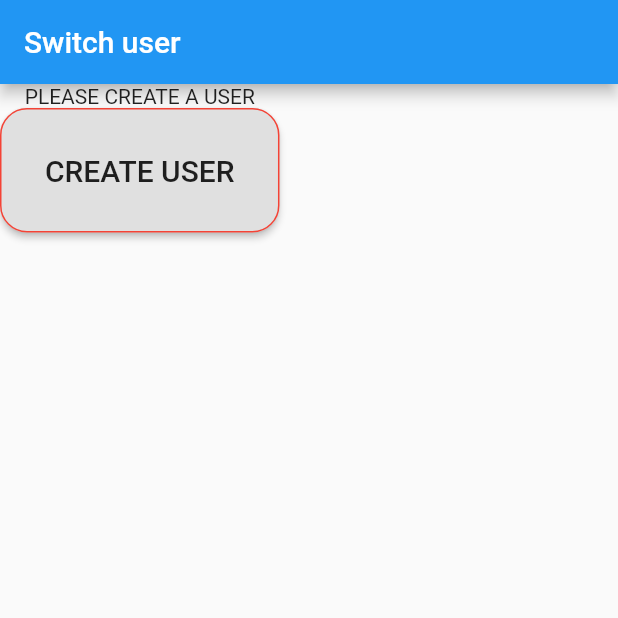
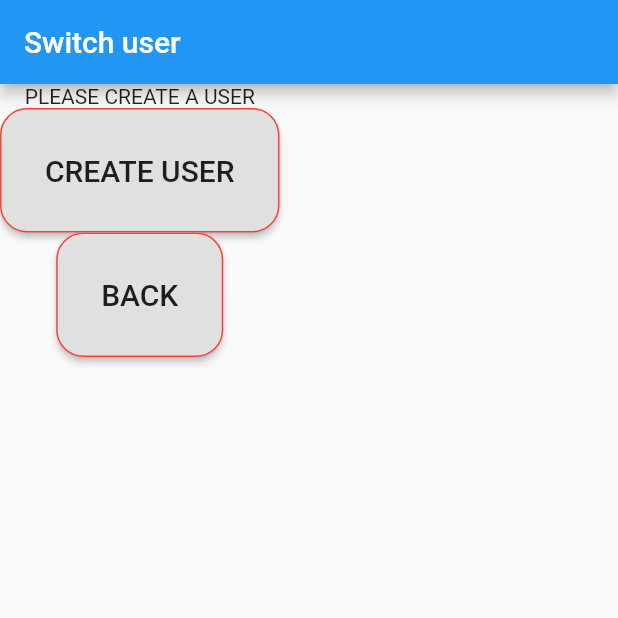
Before and after one commit to jacosdin9/Prescription-management-app, a Flutter app: the screen it shows after launch, in the side drawer, after a tap on "Switch user", on a phone screen of 412 x 824 dp, the top half of it. Run offline on Flutter 3.47's test engine with Material 2 defaults, Android fonts, the phone set to English and light mode, and no system bars; our stand-ins replace cloud_firestore, device_info, firebase_auth, firebase_core, table_calendar; accounts and stored records are empty.

Commit message:
tidy up, back button created in switch patient, create controlled patient added

```diff
--- a/project/lib/authentication_files/authentication.dart
+++ b/project/lib/authentication_files/authentication.dart
@@ -1,4 +1,5 @@
 import 'package:firebase_auth/firebase_auth.dart';
+import 'package:project/main_backend/mainArea.dart';
 
 class AuthenticationService {
   final FirebaseAuth fbAuth;
@@ -20,6 +21,7 @@ class AuthenticationService {
   Future<String> signIn({String email, String password}) async{
     try {
       await fbAuth.signInWithEmailAndPassword(email: email, password: password);
+      User fbUser = FirebaseAuth.instance.currentUser;
       return "Signed in!";
     }
     on FirebaseAuthException catch(e) {
@@ -38,6 +40,7 @@ class AuthenticationService {
   }
 
   Future<void> signOut() async {
+    print("user: " + fbUser.uid);
     await fbAuth.signOut();
   }
 
--- a/project/lib/authentication_files/signUpPage.dart
+++ b/project/lib/authentication_files/signUpPage.dart
@@ -110,7 +110,7 @@ class SignUpPage extends StatelessWidget {
                 onPressed: () {
                   Navigator.push(
                     context,
-                    MaterialPageRoute(builder: (context) => MainArea(signedInBool, fbUser)),
+                    MaterialPageRoute(builder: (context) => MainArea()),
                   );
                 },
               ),
--- a/project/lib/main_backend/main.dart
+++ b/project/lib/main_backend/main.dart
@@ -13,7 +13,7 @@ class StartApp extends StatelessWidget{
   @override
   Widget build(BuildContext context) {
     return MaterialApp(
-      home: MainArea(signedInBool,fbUser),
+      home: MainArea(),
     );
   }
 
--- a/project/lib/main_backend/mainArea.dart
+++ b/project/lib/main_backend/mainArea.dart
@@ -11,25 +11,18 @@ import 'package:project/prescriptions_files/prescriptions.dart';
 import 'package:project/authentication_files/authentication.dart';
 import 'package:provider/provider.dart';
 
-bool signedInBool = false;
 User fbUser;
 String deviceID = "";
 String currentPatientID = "";
 
 class MainArea extends StatefulWidget {
-  final bool _signedInBool;
-  final User _fbUser;
-
-  MainArea(this._signedInBool, this._fbUser);
 
   @override
-  _MainAreaState createState() => _MainAreaState(_signedInBool, _fbUser);
+  _MainAreaState createState() => _MainAreaState();
 }
 
 class _MainAreaState extends State<MainArea> {
-  bool _signedInBool;
-  User _fbUser;
-  _MainAreaState(this._signedInBool, this._fbUser);
+  _MainAreaState();
 
   int _currentIndex = 1;
   final List<Widget> _children = [
@@ -42,6 +35,7 @@ class _MainAreaState extends State<MainArea> {
   initState() {
     super.initState();
     initialiseDeviceID();
+    fbUser = FirebaseAuth.instance.currentUser;
   }
 
   @override
@@ -52,7 +46,7 @@ class _MainAreaState extends State<MainArea> {
       ),
       home: Scaffold(
         appBar: AppBar(
-          title: signedInBool == false ? Text('PRESCRIPTION MANAGEMENT') : Text("LOGGED IN AS: " + (fbUser.isAnonymous==false ? fbUser.email.toString() : "GUEST")),
+          title: fbUser == null ? Text('PRESCRIPTION MANAGEMENT') : Text("LOGGED IN AS: " + fbUser.email.toString()),
         ),
 
         //DRAWER MENU
@@ -86,7 +80,7 @@ class _MainAreaState extends State<MainArea> {
               ),
 
               //if not signed in, show sign in button and if signed in, show sign out button.
-              signedInBool == false ?
+              fbUser == null ?
               ListTile(
                 onTap: () {
                   Navigator.push(
@@ -100,12 +94,17 @@ class _MainAreaState extends State<MainArea> {
               ListTile(
                 onTap: () {
                   context.read<AuthenticationService>().signOut();
+                  currentPatientID = "";
+                  Navigator.push(
+                    context,
+                    MaterialPageRoute(builder: (context) => LogInPageRedirect()),
+                  );
                 },
                 leading: Icon(Icons.logout),
                 title: Text('Log out'),
               ),
 
-              //Choose a patient (offline)
+              //Choose a patient
               ListTile(
                 onTap: () {
                   Navigator.push(
--- a/project/lib/patient_files/changeUser.dart
+++ b/project/lib/patient_files/changeUser.dart
@@ -7,14 +7,20 @@ import 'createUser.dart';
 class ChangeUserPage extends StatelessWidget{
   @override
   Widget build(BuildContext context) {
-    CollectionReference localPatientsRef = FirebaseFirestore.instance.collection('devices').doc(deviceID).collection('patients');
+
+    //if logged in, show carer's assignedPatients list. else show local device's patients.
+    CollectionReference patientsIdList = fbUser != null ?
+    FirebaseFirestore.instance.collection('carers').doc(fbUser.uid).collection('assignedPatients')
+        :
+    FirebaseFirestore.instance.collection('devices').doc(deviceID).collection('patients')
+    ;
     return MaterialApp(
       home: Scaffold(
         appBar: AppBar(
           title: Text("Switch user"),
         ),
         body: StreamBuilder<QuerySnapshot>(
-          stream: localPatientsRef.snapshots(),
+          stream: patientsIdList.snapshots(),
           builder: (BuildContext context, AsyncSnapshot<QuerySnapshot> snapshot) {
 
             //IF THERE'S AN ERROR:
@@ -54,7 +60,7 @@ class ChangeUserPage extends StatelessWidget{
                                         currentPatientID = results[index].id;
                                         Navigator.push(
                                           context,
-                                          MaterialPageRoute(builder: (context) => MainArea(signedInBool, fbUser)),
+                                          MaterialPageRoute(builder: (context) => MainArea()),
                                         );
                                       },
                                       child: Container(
@@ -91,6 +97,26 @@ class ChangeUserPage extends StatelessWidget{
                       ),
                     ),
                   ),
+
+                  RaisedButton(
+                    shape: RoundedRectangleBorder(
+                      borderRadius: BorderRadius.circular(18.0),
+                      side: BorderSide(color: Colors.red),
+                    ),
+                    padding: EdgeInsets.fromLTRB(30, 30, 30, 30),
+                    onPressed: () {
+                      Navigator.push(
+                        context,
+                        MaterialPageRoute(builder: (context) => MainArea()),
+                      );
+                    },
+                    child: Text(
+                      "BACK",
+                      style: TextStyle(
+                        fontSize: 20,
+                      ),
+                    ),
+                  ),
                 ]
               ) :
                 Column(
@@ -115,6 +141,26 @@ class ChangeUserPage extends StatelessWidget{
                         ),
                       ),
                     ),
+
+                    RaisedButton(
+                      shape: RoundedRectangleBorder(
+                        borderRadius: BorderRadius.circular(18.0),
+                        side: BorderSide(color: Colors.red),
+                      ),
+                      padding: EdgeInsets.fromLTRB(30, 30, 30, 30),
+                      onPressed: () {
+                        Navigator.push(
+                          context,
+                          MaterialPageRoute(builder: (context) => MainArea()),
+                        );
+                      },
+                      child: Text(
+                        "BACK",
+                        style: TextStyle(
+                          fontSize: 20,
+                        ),
+                      ),
+                    ),
                   ],
                 );
           }
```
Also changed, not shown: project/lib/authentication_files/logInPage.dart (+2 -19 lines), project/lib/authentication_files/logInPageRedirect.dart (+4 -5 lines), project/lib/firebase_files/firebase.dart (+23 -2 lines), project/lib/patient_files/createUser.dart (+8 -2 lines), 1 other file.
